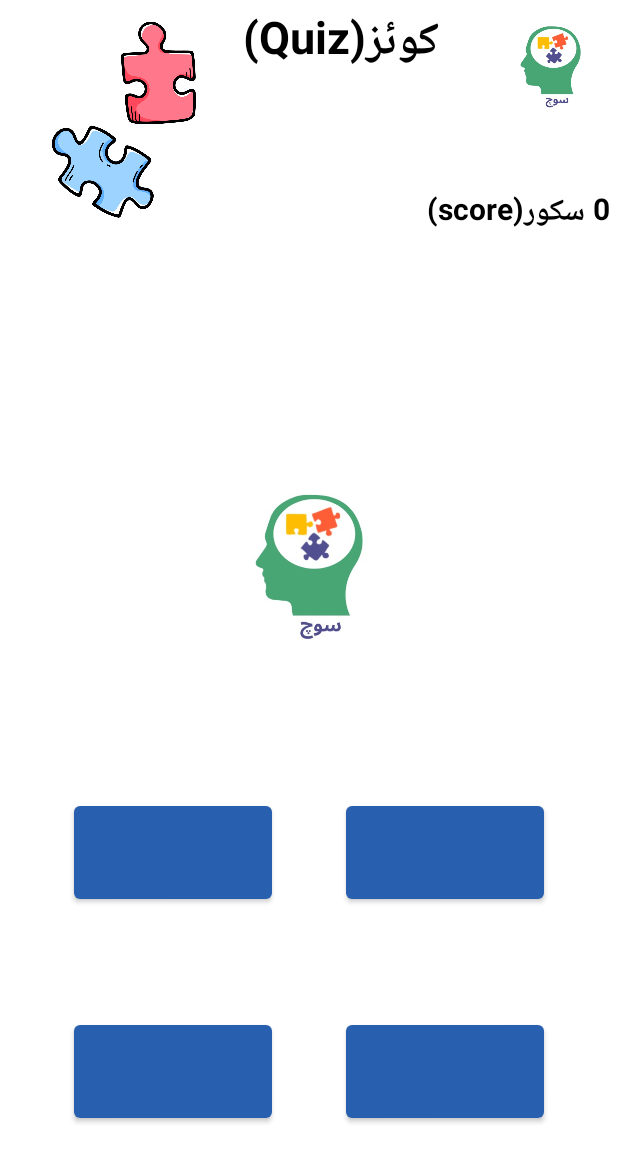
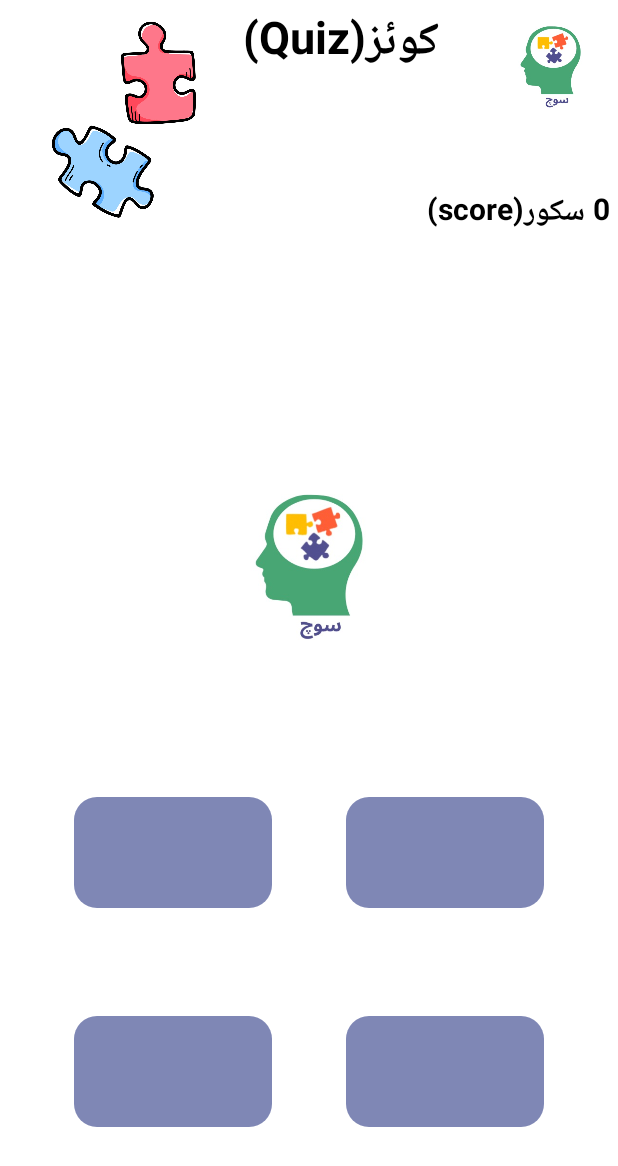
Before and after one commit to AbdullahSalman237/Soch, an Android app: the layout fragment_quiz_simulation.xml on its own in the app's theme, with its tools: preview values and no code run, on a phone screen of 412 x 824 dp. Shown: the top 1166 px of the screen. Run offline under Robolectric (Android 15) with nearby library versions, the phone set to English and light mode, and no system bars.

Commit message:
Quiz display modified

```diff
--- a/app/src/main/AndroidManifest.xml
+++ b/app/src/main/AndroidManifest.xml
@@ -15,6 +15,7 @@
         tools:targetApi="31">
         <activity
             android:name=".SplashScreen"
+            android:screenOrientation="portrait"
             android:configChanges="colorMode|orientation|keyboardHidden|screenSize|screenLayout"
             android:exported="true">
             <intent-filter>
@@ -29,10 +30,12 @@
         </activity>
         <activity
             android:name=".Dashboard"
+            android:screenOrientation="portrait"
             android:configChanges="colorMode|orientation|keyboardHidden|screenSize|screenLayout"
             android:exported="false" />
         <activity
             android:name=".MainActivity"
+            android:screenOrientation="portrait"
             android:configChanges="colorMode|orientation|keyboardHidden|screenSize|screenLayout"
             android:exported="true">
             <intent-filter>
--- a/app/src/main/res/layout/fragment_quiz_simulation.xml
+++ b/app/src/main/res/layout/fragment_quiz_simulation.xml
@@ -75,45 +75,66 @@
 
 
         tools:ignore="MissingConstraints" />
-    <Button
+    <TextView
         android:layout_width="132dp"
         android:layout_height="74dp"
         android:id="@+id/option1"
+        android:textSize="20sp"
+        android:background="@drawable/colouring"
+        android:gravity="center"
         app:layout_constraintTop_toBottomOf="@id/imageView3"
         app:layout_constraintRight_toLeftOf="@id/option2"
         app:layout_constraintBottom_toTopOf="@id/option3"
         app:layout_constraintStart_toStartOf="parent"
         app:layout_constraintEnd_toStartOf="@id/option2"
-        tools:ignore="MissingConstraints"></Button>
+        android:textAlignment="center"
+        android:textColor="@color/black"
+        tools:ignore="MissingConstraints"/>
 
-    <Button
+    <TextView
+
         android:id="@+id/option2"
         android:layout_width="132dp"
         android:layout_height="74dp"
+        android:textAlignment="center"
+        android:gravity="center"
+        android:textColor="@color/black"
+        android:textSize="20sp"
+        android:background="@drawable/colouring"
         app:layout_constraintBottom_toTopOf="@id/option4"
         app:layout_constraintStart_toEndOf="@id/option1"
         app:layout_constraintEnd_toEndOf="parent"
         app:layout_constraintTop_toBottomOf="@id/imageView3"
-        tools:ignore="MissingConstraints"></Button>
+        tools:ignore="MissingConstraints"/>
 
-    <Button
+    <TextView
         android:layout_width="132dp"
         android:layout_height="74dp"
         android:id="@+id/option3"
         app:layout_constraintTop_toBottomOf="@id/option1"
         app:layout_constraintRight_toLeftOf="@id/option4"
+        android:background="@drawable/colouring"
         app:layout_constraintBottom_toBottomOf="parent"
         app:layout_constraintLeft_toLeftOf="parent"
-        tools:ignore="MissingConstraints"></Button>
-    <Button
+        android:textAlignment="center"
+        android:gravity="center"
+        android:textColor="@color/black"
+        android:textSize="20sp"
+        tools:ignore="MissingConstraints"/>
+    <TextView
         android:layout_width="132dp"
         android:layout_height="74dp"
         android:id="@+id/option4"
         app:layout_constraintTop_toBottomOf="@id/option2"
         app:layout_constraintBottom_toBottomOf="parent"
         app:layout_constraintLeft_toRightOf="@id/option3"
+        android:textAlignment="center"
+        android:gravity="center"
+        android:textColor="@color/black"
+        android:textSize="20sp"
         app:layout_constraintRight_toRightOf="parent"
-        tools:ignore="MissingConstraints"></Button>
+        android:background="@drawable/colouring"
+        tools:ignore="MissingConstraints"/>
 
 
 </androidx.constraintlayout.widget.ConstraintLayout>
```
Also changed, not shown: app/src/main/java/com/example/soch/QuizSimulation.java (+19 -7 lines).
